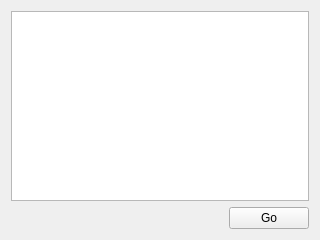
First picture: the form in src/views/viewtestpage.ui, repository sharkpp/Jugemutter, before the edit.
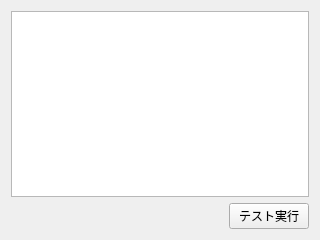
Second picture: the form after the edit.

Commit message: テスト追加

Patch:
```diff
--- a/src/views/viewtestpage.ui
+++ b/src/views/viewtestpage.ui
@@ -41,7 +41,7 @@
      <item>
       <widget class="QPushButton" name="testRun">
        <property name="text">
-        <string>Go</string>
+        <string>テスト実行</string>
        </property>
       </widget>
      </item>
```
The commit also changes 1 other file.
